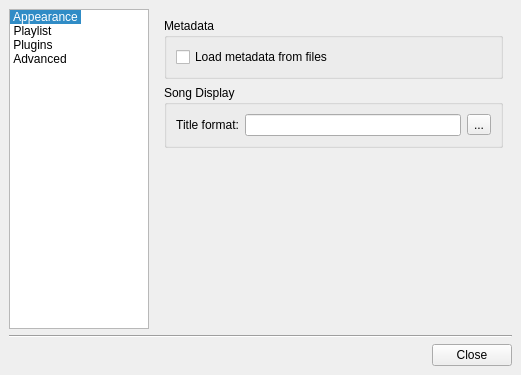
This is src/configdialog.ui in ksv1986/qmmp-staging as Qt 5 draws it before an edit. The edited form follows.
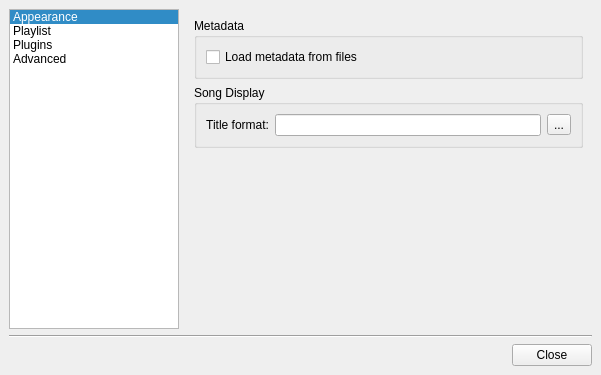
This is the edited form. The open tabs and pages were chosen to show the change. Icons and pictures are not drawn.

Commit message: using list mode in the config dialog

Diff of the .ui file:
```diff
--- a/src/configdialog.ui
+++ b/src/configdialog.ui
@@ -5,7 +5,7 @@
    <rect>
     <x>0</x>
     <y>0</y>
-    <width>521</width>
+    <width>601</width>
     <height>375</height>
    </rect>
   </property>
@@ -30,19 +30,23 @@
      <item>
       <widget class="QListWidget" name="contentsWidget" >
        <property name="sizePolicy" >
-        <sizepolicy>
-         <hsizetype>7</hsizetype>
-         <vsizetype>7</vsizetype>
+        <sizepolicy vsizetype="Expanding" hsizetype="Expanding" >
          <horstretch>0</horstretch>
          <verstretch>0</verstretch>
         </sizepolicy>
        </property>
        <property name="maximumSize" >
         <size>
-         <width>140</width>
+         <width>170</width>
          <height>16777215</height>
         </size>
        </property>
+       <property name="iconSize" >
+        <size>
+         <width>38</width>
+         <height>38</height>
+        </size>
+       </property>
        <property name="movement" >
         <enum>QListView::Static</enum>
        </property>
@@ -56,7 +60,7 @@
         <enum>QListView::Adjust</enum>
        </property>
        <property name="viewMode" >
-        <enum>QListView::IconMode</enum>
+        <enum>QListView::ListMode</enum>
        </property>
        <property name="uniformItemSizes" >
         <bool>false</bool>
@@ -107,9 +111,7 @@
      <item>
       <widget class="QStackedWidget" name="stackedWidget" >
        <property name="sizePolicy" >
-        <sizepolicy>
-         <hsizetype>5</hsizetype>
-         <vsizetype>5</vsizetype>
+        <sizepolicy vsizetype="Preferred" hsizetype="Preferred" >
          <horstretch>0</horstretch>
          <verstretch>0</verstretch>
         </sizepolicy>
@@ -253,7 +255,19 @@
          <property name="margin" >
           <number>9</number>
          </property>
-         <property name="spacing" >
+         <property name="topMargin" >
+          <number>9</number>
+         </property>
+         <property name="rightMargin" >
+          <number>9</number>
+         </property>
+         <property name="bottomMargin" >
+          <number>9</number>
+         </property>
+         <property name="horizontalSpacing" >
+          <number>6</number>
+         </property>
+         <property name="verticalSpacing" >
           <number>6</number>
          </property>
          <item row="0" column="0" >
@@ -265,7 +279,19 @@
             <property name="margin" >
              <number>9</number>
             </property>
-            <property name="spacing" >
+            <property name="topMargin" >
+             <number>9</number>
+            </property>
+            <property name="rightMargin" >
+             <number>9</number>
+            </property>
+            <property name="bottomMargin" >
+             <number>9</number>
+            </property>
+            <property name="horizontalSpacing" >
+             <number>6</number>
+            </property>
+            <property name="verticalSpacing" >
              <number>6</number>
             </property>
             <item row="0" column="0" >
```
Left out of the diff: 238 changed lines with no effect on the pictures.
